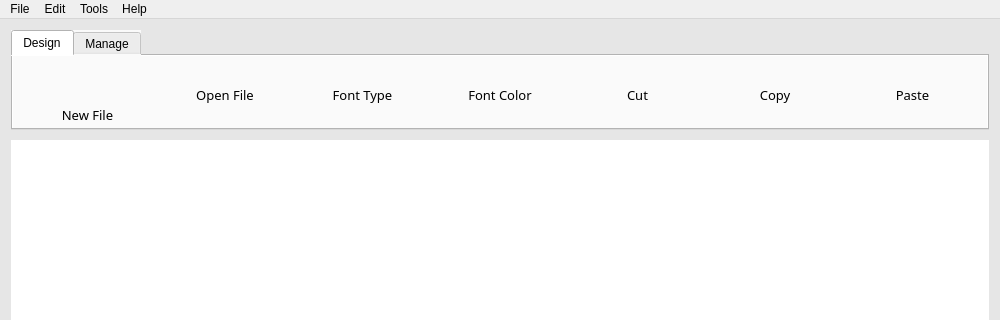
Above: Program/RicercaDocs/mainwindow.ui from LRANUL/UOP_SE_Y3S1-SOFT336SL_CROSS_PLATFORM_APPLICATION_DEVELOPMENT_IN_CPP before the change; both pictures show x 0 to 1000 and y 0 to 320 of the 1000 by 700 pixel window. Below: the same form after it.
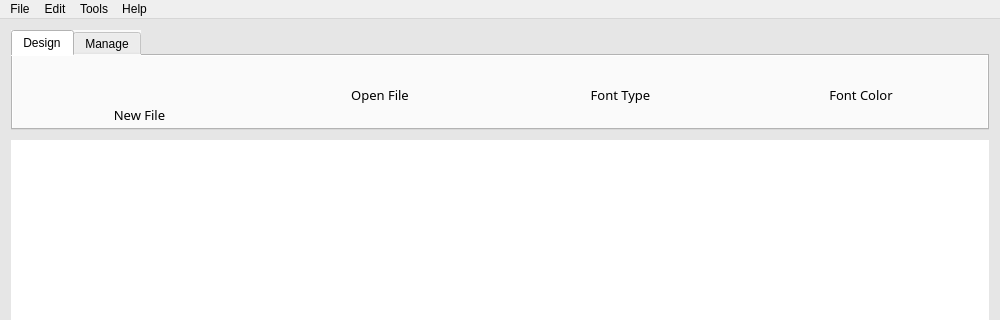
That is the form after the change. Icons and pictures are not drawn.

```diff
--- a/Program/RicercaDocs/mainwindow.ui
+++ b/Program/RicercaDocs/mainwindow.ui
@@ -339,135 +339,6 @@
              </property>
             </widget>
            </item>
-           <item>
-            <widget class="QPushButton" name="cut">
-             <property name="minimumSize">
-              <size>
-               <width>0</width>
-               <height>60</height>
-              </size>
-             </property>
-             <property name="font">
-              <font>
-               <family>Arial Nova Light</family>
-               <pointsize>10</pointsize>
-              </font>
-             </property>
-             <property name="focusPolicy">
-              <enum>Qt::StrongFocus</enum>
-             </property>
-             <property name="layoutDirection">
-              <enum>Qt::LeftToRight</enum>
-             </property>
-             <property name="autoFillBackground">
-              <bool>false</bool>
-             </property>
-             <property name="styleSheet">
-              <string notr="true">background-color: rgb(240, 240, 240);</string>
-             </property>
-             <property name="text">
-              <string>Cut</string>
-             </property>
-             <property name="icon">
-              <iconset theme=":assets/icons/cut.png"/>
-             </property>
-             <property name="iconSize">
-              <size>
-               <width>60</width>
-               <height>60</height>
-              </size>
-             </property>
-             <property name="flat">
-              <bool>true</bool>
-             </property>
-            </widget>
-           </item>
-           <item>
-            <widget class="QPushButton" name="copy">
-             <property name="minimumSize">
-              <size>
-               <width>0</width>
-               <height>60</height>
-              </size>
-             </property>
-             <property name="font">
-              <font>
-               <family>Arial Nova Light</family>
-               <pointsize>10</pointsize>
-              </font>
-             </property>
-             <property name="focusPolicy">
-              <enum>Qt::StrongFocus</enum>
-             </property>
-             <property name="layoutDirection">
-              <enum>Qt::LeftToRight</enum>
-             </property>
-             <property name="autoFillBackground">
-              <bool>false</bool>
-             </property>
-             <property name="styleSheet">
-              <string notr="true">background-color: rgb(240, 240, 240);</string>
-             </property>
-             <property name="text">
-              <string>Copy</string>
-             </property>
-             <property name="icon">
-              <iconset theme=":assets/icons/copy.png"/>
-             </property>
-             <property name="iconSize">
-              <size>
-               <width>60</width>
-               <height>60</height>
-              </size>
-             </property>
-             <property name="flat">
-              <bool>true</bool>
-             </property>
-            </widget>
-           </item>
-           <item>
-            <widget class="QPushButton" name="paste">
-             <property name="minimumSize">
-              <size>
-               <width>0</width>
-               <height>60</height>
-              </size>
-             </property>
-             <property name="font">
-              <font>
-               <family>Arial Nova Light</family>
-               <pointsize>10</pointsize>
-              </font>
-             </property>
-             <property name="focusPolicy">
-              <enum>Qt::StrongFocus</enum>
-             </property>
-             <property name="layoutDirection">
-              <enum>Qt::LeftToRight</enum>
-             </property>
-             <property name="autoFillBackground">
-              <bool>false</bool>
-             </property>
-             <property name="styleSheet">
-              <string notr="true">background-color: rgb(240, 240, 240);</string>
-             </property>
-             <property name="text">
-              <string>Paste</string>
-             </property>
-             <property name="icon">
-              <iconset theme=":assets/icons/paste.png"/>
-             </property>
-             <property name="iconSize">
-              <size>
-               <width>60</width>
-               <height>60</height>
-              </size>
-             </property>
-             <property name="flat">
-              <bool>true</bool>
-             </property>
-            </widget>
-           </item>
           </layout>
          </widget>
          <widget class="QWidget" name="manage">
```
